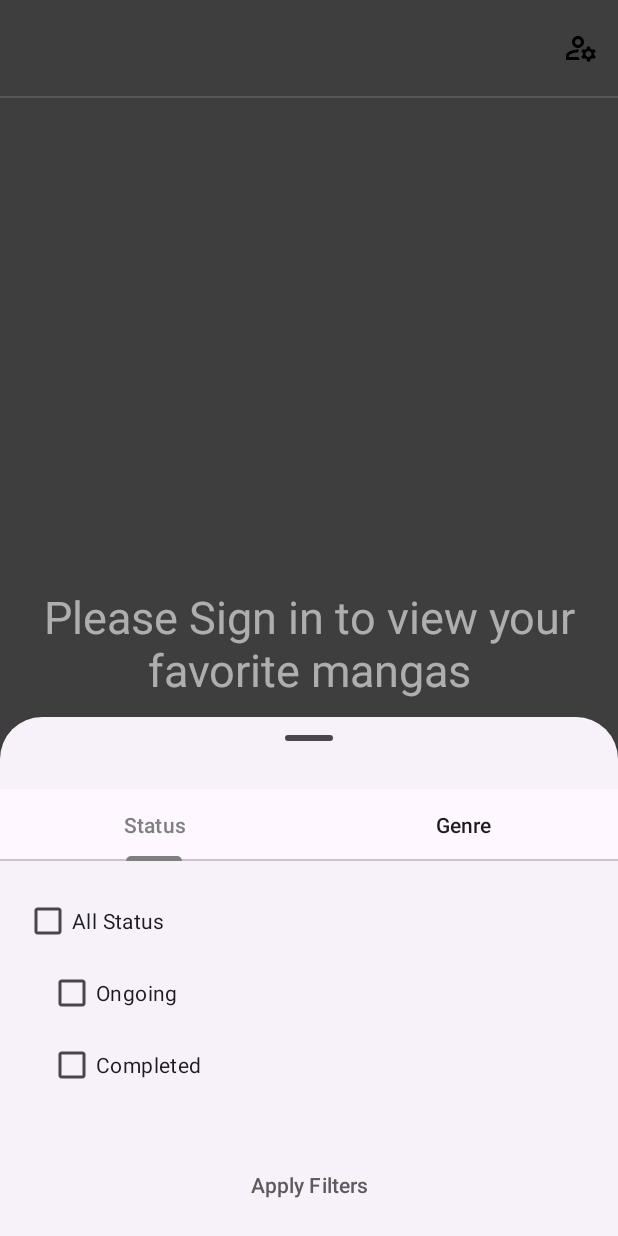
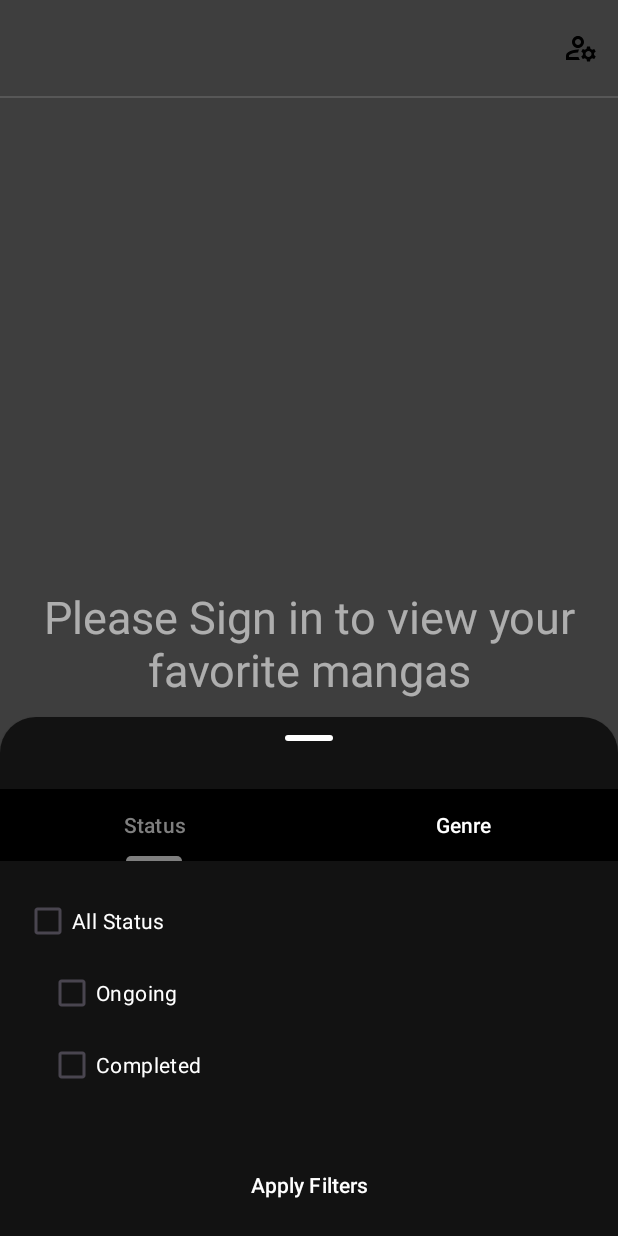
Before and after one commit to ACHRAF-YOUSSEF/MangaTN, an Android app: the fragment MangaFilterFragment placed in its activity, item 2 of the bottom bar chosen, on a phone screen of 412 x 824 dp. Run offline under Robolectric (Android 15) with nearby library versions, the phone set to English and light mode, and no system bars; our stand-ins replace Picasso; pictures from the network do not load; 2 statements that could not run were skipped.

```diff
--- a/app/src/main/java/com/example/mangatn/fragments/home/SearchFragment.java
+++ b/app/src/main/java/com/example/mangatn/fragments/home/SearchFragment.java
@@ -56,6 +56,7 @@ public class SearchFragment extends Fragment implements SelectListener, OnFilter
 
         mangaFilter.setOnClickListener(view -> {
             MangaFilterFragment bottomSheetFragment = new MangaFilterFragment();
+
             bottomSheetFragment.show(getChildFragmentManager(), bottomSheetFragment.getTag());
         });
 
--- a/app/src/main/res/layout/fragment_manga_filter.xml
+++ b/app/src/main/res/layout/fragment_manga_filter.xml
@@ -9,6 +9,7 @@
     android:orientation="vertical">
 
     <com.google.android.material.bottomsheet.BottomSheetDragHandleView
+        style="@style/BottomSheetDragHandleView"
         android:id="@+id/drag_handle"
         android:layout_width="match_parent"
         android:layout_height="wrap_content" />
@@ -17,9 +18,10 @@
         android:id="@+id/manga_filter_tab_layout"
         android:layout_width="match_parent"
         android:layout_height="wrap_content"
+        android:background="#000000"
         app:tabIndicatorColor="?colorSecondary"
         app:tabSelectedTextColor="?colorSecondary"
-        app:tabTextColor="?colorOnSurface" />
+        app:tabTextColor="@color/white" />
 
     <androidx.viewpager2.widget.ViewPager2
         android:id="@+id/manga_filter_view_pager"
@@ -30,6 +32,7 @@
     <Button
         android:id="@+id/manga_filter_button_apply_filter"
         style="@style/Widget.Material3.Button.TextButton"
+        android:textColor="@color/white"
         android:layout_width="wrap_content"
         android:layout_height="wrap_content"
         android:layout_gravity="center"
--- a/app/src/main/res/layout/search_fragment.xml
+++ b/app/src/main/res/layout/search_fragment.xml
@@ -38,16 +38,7 @@
                     app:queryHint="Search Here..."
                     app:layout_constraintTop_toTopOf="parent"
                     app:layout_constraintStart_toStartOf="parent"
-                    app:layout_constraintEnd_toStartOf="@id/spinnerFilter" />
-
-                <Spinner
-                    android:visibility="gone"
-                    android:id="@+id/spinnerFilter"
-                    android:layout_width="0dp"
-                    android:layout_height="80dp"
-                    android:layout_gravity="center"
-                    app:layout_constraintEnd_toEndOf="parent"
-                    app:layout_constraintTop_toTopOf="parent" />
+                    app:layout_constraintEnd_toStartOf="@id/mangaFilter" />
 
                 <ImageButton
                     android:id="@+id/mangaFilter"
--- a/app/src/main/res/values-night/themes.xml
+++ b/app/src/main/res/values-night/themes.xml
@@ -15,6 +15,7 @@
         <item name="popupMenuStyle">@style/Widget.App.PopupMenu</item>
         <item name="android:itemTextAppearance">@style/ChangeTextColor</item>
         <item name="checkboxStyle">@style/CustomMaterialCheckBoxStyle</item>
+        <item name="bottomSheetDialogTheme">@style/ThemeOverlay.App.BottomSheetDialog</item>
     </style>
 
     <style name="Widget.App.PopupMenu" parent="Widget.Material3.PopupMenu">
@@ -38,8 +39,27 @@
     </style>
 
     <style name="CustomMaterialCheckBoxStyle" parent="Widget.Material3.CompoundButton.CheckBox">
+        <item name="android:textColor">@color/white</item>
         <item name="buttonTint">@color/button_tint</item>
         <item name="buttonIconTint">@color/button_icon_tint</item>
     </style>
 
+    <style name="ThemeOverlay.App.BottomSheetDialog" parent="ThemeOverlay.Material3.BottomSheetDialog">
+        <item name="bottomSheetStyle">@style/ModalBottomSheetDialog</item>
+    </style>
+
+    <style name="BottomSheetDragHandleView" parent="Widget.Material3.BottomSheet.DragHandle">
+        <item name="tint">@color/white</item>
+    </style>
+
+    <style name="ModalBottomSheetDialog" parent="Widget.Material3.BottomSheet.Modal">
+        <item name="backgroundTint">#121212</item>
+        <item name="shapeAppearance">@style/ShapeAppearance.App.LargeComponent</item>
+    </style>
+
+    <style name="ShapeAppearance.App.LargeComponent" parent="ShapeAppearance.Material3.LargeComponent">
+        <item name="cornerFamily">rounded</item>
+        <item name="cornerSize">24dp</item>
+    </style>
+
 </resources>
--- a/app/src/main/res/values/themes.xml
+++ b/app/src/main/res/values/themes.xml
@@ -15,6 +15,7 @@
         <item name="popupMenuStyle">@style/Widget.App.PopupMenu</item>
         <item name="android:itemTextAppearance">@style/ChangeTextColor</item>
         <item name="checkboxStyle">@style/CustomMaterialCheckBoxStyle</item>
+        <item name="bottomSheetDialogTheme">@style/ThemeOverlay.App.BottomSheetDialog</item>
     </style>
 
     <style name="Widget.App.PopupMenu" parent="Widget.Material3.PopupMenu">
@@ -38,8 +39,27 @@
     </style>
 
     <style name="CustomMaterialCheckBoxStyle" parent="Widget.Material3.CompoundButton.CheckBox">
+        <item name="android:textColor">@color/white</item>
         <item name="buttonTint">@color/button_tint</item>
         <item name="buttonIconTint">@color/button_icon_tint</item>
     </style>
 
+    <style name="ThemeOverlay.App.BottomSheetDialog" parent="ThemeOverlay.Material3.BottomSheetDialog">
+        <item name="bottomSheetStyle">@style/ModalBottomSheetDialog</item>
+    </style>
+
+    <style name="BottomSheetDragHandleView" parent="Widget.Material3.BottomSheet.DragHandle">
+        <item name="tint">@color/white</item>
+    </style>
+
+    <style name="ModalBottomSheetDialog" parent="Widget.Material3.BottomSheet.Modal">
+        <item name="backgroundTint">#121212</item>
+        <item name="shapeAppearance">@style/ShapeAppearance.App.LargeComponent</item>
+    </style>
+
+    <style name="ShapeAppearance.App.LargeComponent" parent="ShapeAppearance.Material3.LargeComponent">
+        <item name="cornerFamily">rounded</item>
+        <item name="cornerSize">24dp</item>
+    </style>
+
 </resources>
```
